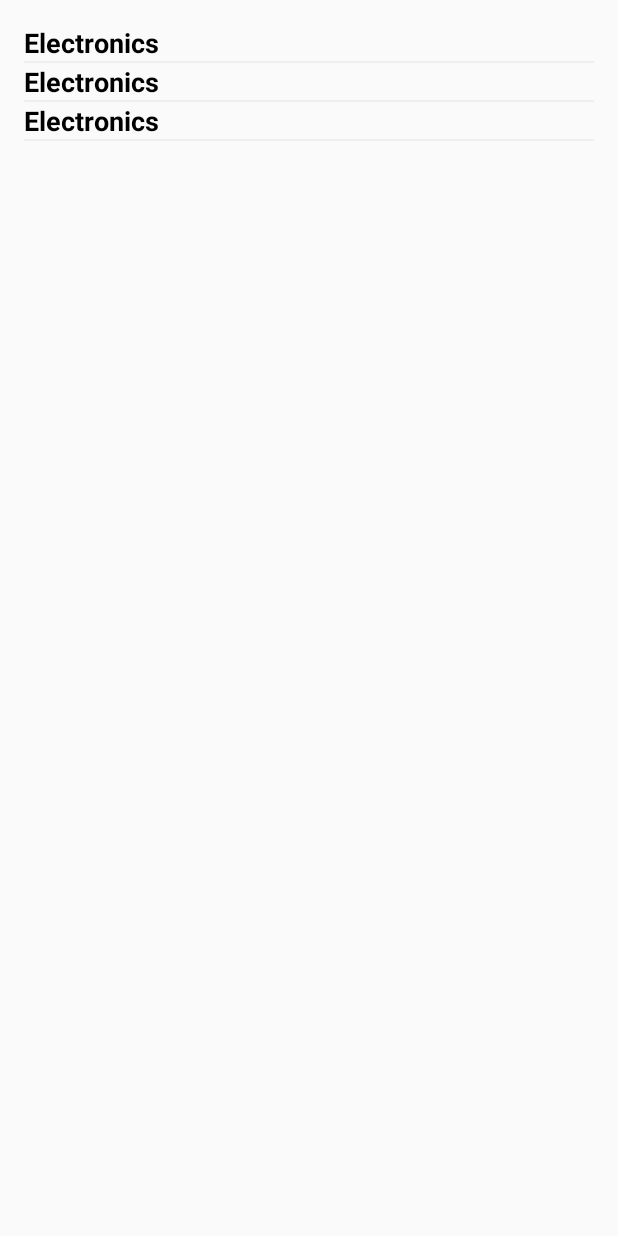
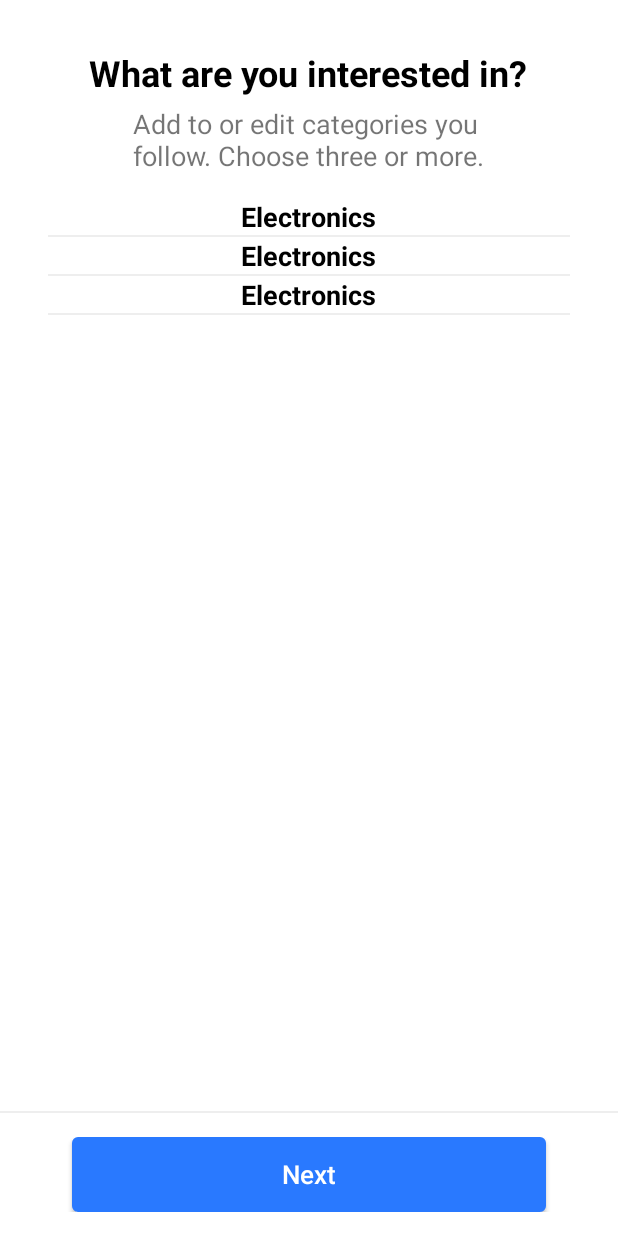
Before and after one commit to Abouelyatim/ShopsServicesProximity_Mobile_Client, an Android app: the layout fragment_choose_interest.xml on its own in the app's theme, with its tools: preview values and no code run, on a phone screen of 412 x 824 dp. Run offline under Robolectric (Android 15) with nearby library versions, the light colour scheme and no system bars.

Commit message:
feat update design to choose interest center

```diff
--- a/app/build.gradle
+++ b/app/build.gradle
@@ -58,6 +58,8 @@ dependencies {
     implementation 'androidx.constraintlayout:constraintlayout:1.1.3'
     implementation 'androidx.legacy:legacy-support-v4:1.0.0'
     testImplementation 'junit:junit:4.12'
+
+    implementation 'com.google.android:flexbox:2.0.1'
 
     implementation 'com.cepheuen.elegant-number-button:lib:1.0.2'
 
--- a/app/src/main/java/com/smartcity/client/ui/interest/CategoriesAdapter.kt
+++ b/app/src/main/java/com/smartcity/client/ui/interest/CategoriesAdapter.kt
@@ -4,6 +4,7 @@ import android.view.LayoutInflater
 import android.view.View
 import android.view.ViewGroup
 import androidx.recyclerview.widget.*
+import com.google.android.flexbox.*
 import com.smartcity.client.R
 import com.smartcity.client.models.product.Category
 import com.smartcity.client.util.TopSpacingItemDecoration
@@ -94,7 +95,10 @@ class CategoriesAdapter (
 
         fun initOptionsRecyclerView(recyclerview:RecyclerView){
             recyclerview.apply {
-                layoutManager = GridLayoutManager(context, 4, GridLayoutManager.VERTICAL, false)
+                layoutManager = FlexboxLayoutManager(context)
+                (layoutManager as FlexboxLayoutManager).justifyContent = JustifyContent.CENTER
+                (layoutManager as FlexboxLayoutManager).flexWrap= FlexWrap.WRAP
+
                 val topSpacingDecorator = TopSpacingItemDecoration(0)
                 removeItemDecoration(topSpacingDecorator) // does nothing if not applied already
                 addItemDecoration(topSpacingDecorator)
--- a/app/src/main/java/com/smartcity/client/ui/interest/InterestViewModel.kt
+++ b/app/src/main/java/com/smartcity/client/ui/interest/InterestViewModel.kt
@@ -54,13 +54,13 @@ constructor(
         }
     }
 
-    fun setSelectedCategoriesMap(map: MutableMap<String, MutableList<String>>){
+    fun setSelectedCategoriesList(list: MutableList<String>){
         val update = getCurrentViewStateOrNew()
-        update.categoryFields.selectedCategories = map
+        update.categoryFields.selectedCategories = list
         setViewState(update)
     }
 
-    fun getSelectedCategoriesMap():MutableMap<String, MutableList<String>>{
+    fun getSelectedCategoriesList():MutableList<String>{
         getCurrentViewStateOrNew().let {
             return it.categoryFields.selectedCategories
         }
--- a/app/src/main/java/com/smartcity/client/ui/interest/state/InterestViewState.kt
+++ b/app/src/main/java/com/smartcity/client/ui/interest/state/InterestViewState.kt
@@ -17,5 +17,5 @@ data class InterestViewState(
 @Parcelize
 data class CategoryFields(
     var categoryList:List<Category> = ArrayList(),
-    var selectedCategories:MutableMap<String, MutableList<String>> = mutableMapOf()
+    var selectedCategories:MutableList<String> = mutableListOf<String>()
 ) : Parcelable
--- a/app/src/main/res/drawable/raduis_selector_selected_white.xml
+++ b/app/src/main/res/drawable/raduis_selector_selected_white.xml
@@ -2,7 +2,7 @@
 <shape xmlns:android="http://schemas.android.com/apk/res/android">
     <solid android:color="@color/bleu"/>
     <stroke android:width="1dp" android:color="@color/bleu" />
-    <corners android:radius="50dp"/>
+    <corners android:radius="3dp"/>
     <padding android:left="0dp" android:top="0dp"
             android:right="0dp" android:bottom="0dp" />
 </shape>
--- a/app/src/main/res/drawable/raduis_selector_white.xml
+++ b/app/src/main/res/drawable/raduis_selector_white.xml
@@ -1,8 +1,8 @@
 <?xml version="1.0" encoding="UTF-8"?>
 <shape xmlns:android="http://schemas.android.com/apk/res/android">
-    <solid android:color="@color/default_background_color"/>
-    <stroke android:width="2dp" android:color="@color/default_background_color" />
-    <corners android:radius="50dp"/>
+    <solid android:color="@color/white"/>
+    <stroke android:width="1dp" android:color="@color/default_background_color" />
+    <corners android:radius="3dp"/>
     <padding android:left="0dp" android:top="0dp"
             android:right="0dp" android:bottom="0dp" />
 </shape>
--- a/app/src/main/res/layout/fragment_choose_interest.xml
+++ b/app/src/main/res/layout/fragment_choose_interest.xml
@@ -1,17 +1,90 @@
 <?xml version="1.0" encoding="utf-8"?>
-<FrameLayout xmlns:android="http://schemas.android.com/apk/res/android"
+<RelativeLayout
+        xmlns:android="http://schemas.android.com/apk/res/android"
         xmlns:tools="http://schemas.android.com/tools"
         android:layout_width="match_parent"
         android:layout_height="match_parent"
-        tools:context=".ui.interest.ChooseInterestFragment">
+        tools:context=".ui.interest.ChooseInterestFragment"
+        android:background="@color/white">
+  <androidx.core.widget.NestedScrollView
+          android:layout_width="match_parent"
+          android:layout_height="wrap_content"
+          android:layout_marginBottom="@dimen/scroll_interest_height">
+
+<RelativeLayout
+        android:layout_width="match_parent"
+        android:layout_height="wrap_content">
+
+
+
+  <LinearLayout
+          android:layout_marginTop="32dp"
+          android:id="@+id/header"
+          android:layout_width="match_parent"
+          android:layout_height="wrap_content"
+    android:orientation="vertical">
+    <TextView
+            android:layout_width="wrap_content"
+            android:layout_height="wrap_content"
+            android:layout_gravity="center"
+            android:text="What are you interested in?"
+            android:textColor="#000"
+            android:textStyle="bold"
+            android:textSize="24sp"
+            />
+    <TextView
+            android:layout_marginTop="5dp"
+            android:layout_width="wrap_content"
+            android:layout_height="wrap_content"
+            android:layout_gravity="center"
+            android:text="Add to or edit categories you\nfollow. Choose three or more."
+            android:textSize="18sp"
+            />
+  </LinearLayout>
+
 
   <androidx.recyclerview.widget.RecyclerView
+          android:layout_below="@+id/header"
           android:layout_width="match_parent"
           android:layout_height="match_parent"
           android:id="@+id/category_recyclerview"
           tools:listitem="@layout/layout_interest_category_item"
           android:scrollbars="none"
-          android:layout_margin="16dp"
+          android:layout_marginTop="16dp"
+          android:layout_marginRight="32dp"
+          android:layout_marginLeft="32dp"
           />
 
-</FrameLayout>
+</RelativeLayout>
+  </androidx.core.widget.NestedScrollView>
+
+  <View
+          android:layout_above="@+id/next_container"
+          android:layout_width="match_parent"
+          android:layout_height="1dp"
+          android:background="@color/default_background_color"/>
+  <LinearLayout
+          android:id="@+id/next_container"
+          android:background="@color/white"
+          android:padding="16dp"
+          android:layout_alignParentBottom="true"
+          android:layout_alignParentStart="true"
+          android:layout_alignParentEnd="true"
+          android:layout_alignParentTop="false"
+          android:layout_width="match_parent"
+          android:layout_height="wrap_content">
+
+    <Button
+            android:layout_marginLeft="32dp"
+            android:layout_marginRight="32dp"
+            android:background="@drawable/raduis_selector_selected_white"
+            android:text="Next"
+            android:textAllCaps="false"
+            android:textColor="@color/white"
+            android:textSize="17sp"
+            android:layout_gravity="bottom"
+            android:layout_width="match_parent"
+            android:layout_height="@dimen/next_interest_button_height"/>
+  </LinearLayout>
+
+</RelativeLayout>
--- a/app/src/main/res/layout/layout_interest_category_item.xml
+++ b/app/src/main/res/layout/layout_interest_category_item.xml
@@ -8,13 +8,14 @@
         >
 
     <TextView
-            android:layout_width="match_parent"
+            android:layout_width="wrap_content"
             android:layout_height="wrap_content"
             android:id="@+id/category_header_text"
             android:text="Electronics"
             android:textColor="#000"
             android:textStyle="bold"
             android:textSize="18sp"
+            android:layout_gravity="center"
             />
 
     <androidx.recyclerview.widget.RecyclerView
--- a/app/src/main/res/values/dimen.xml
+++ b/app/src/main/res/values/dimen.xml
@@ -4,4 +4,7 @@
     <dimen name="bottom_nav_height">80dp</dimen>
 
     <dimen name="add_to_cart_button_height">50dp</dimen>
+
+    <dimen name="next_interest_button_height">50dp</dimen>
+    <dimen name="scroll_interest_height">82dp</dimen><!--plus 32 of next_interest_button_height -->
 </resources>
```
Also changed, not shown: app/src/main/java/com/smartcity/client/ui/interest/CategoriesValueAdapter.kt (+8 -6 lines), app/src/main/java/com/smartcity/client/ui/interest/ChooseInterestFragment.kt (+9 -24 lines), app/src/main/res/layout/layout_interest_category_value_item.xml (+10 -6 lines).
